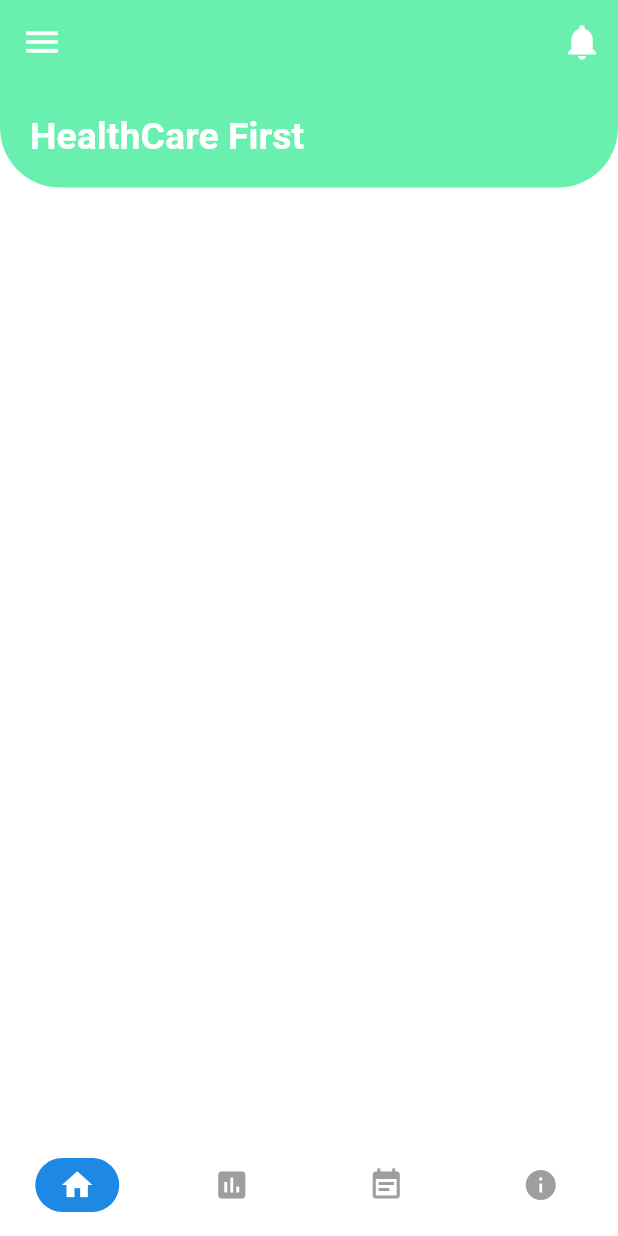
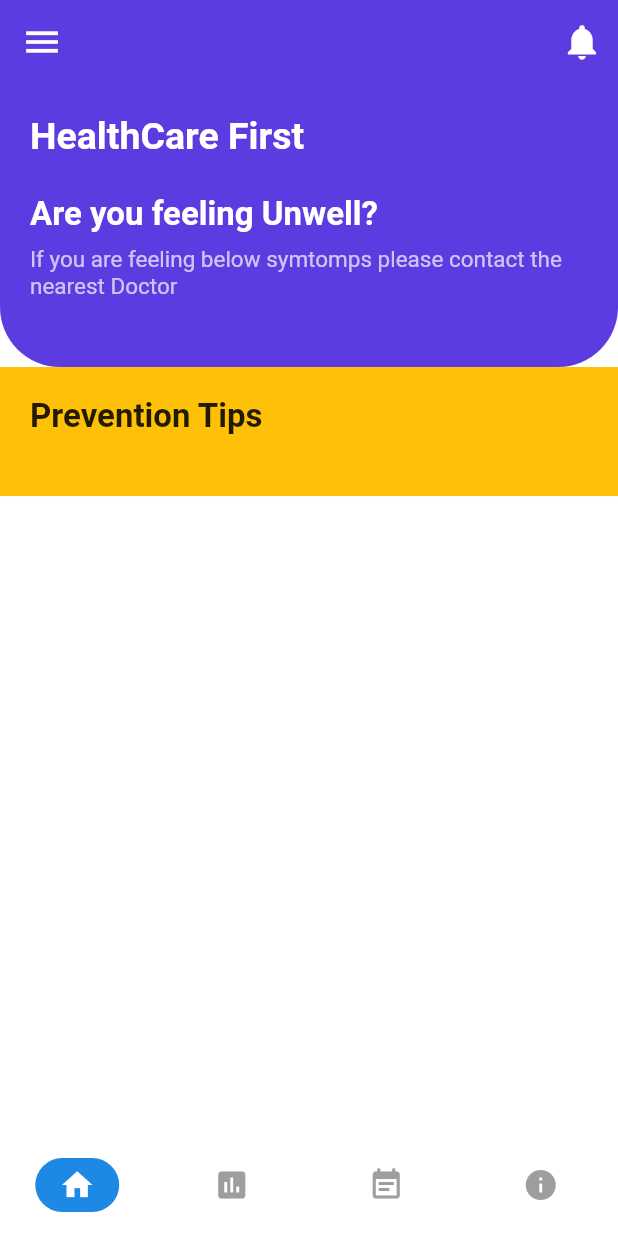
Before and after one commit to sachin96Boy/DailyHealthApp, a Flutter app: the screen it shows after launch, on a phone screen of 412 x 824 dp. Run offline on Flutter 3.47's test engine with Material 2 defaults, Android fonts, the light colour scheme and no system bars.

Commit message:
Add information to home page

```diff
--- a/lib/config/palatte.dart
+++ b/lib/config/palatte.dart
@@ -1,5 +1,5 @@
 import 'package:flutter/material.dart';
 
 class Palette {
-  static const Color primaryColor = Color(0xFF69F0AE);
+  static const Color primaryColor = Color(0xef512EDF);
 }
--- a/lib/screens/home_Screen.dart
+++ b/lib/screens/home_Screen.dart
@@ -16,7 +16,10 @@ class _HomeScreenState extends State<HomeScreen> {
       appBar: CustomAppBar(),
       body: CustomScrollView(
         physics: ClampingScrollPhysics(),
-        slivers: <Widget>[_buildHeader(screenHeight)],
+        slivers: <Widget>[
+          _buildHeader(screenHeight),
+          _buildPreventionTips(screenHeight),
+        ],
       ),
     );
   }
@@ -47,8 +50,61 @@ SliverToBoxAdapter _buildHeader(double screenHeight) {
               )
             ],
           ),
+          SizedBox(
+            height: screenHeight * 0.03,
+          ),
+          Column(
+            crossAxisAlignment: CrossAxisAlignment.start,
+            children: <Widget>[
+              Text(
+                'Are you feeling Unwell?',
+                style: const TextStyle(
+                  color: Colors.white,
+                  fontSize: 22.0,
+                  fontWeight: FontWeight.w600,
+                ),
+              ),
+              SizedBox(
+                height: screenHeight * 0.01,
+              ),
+              Text(
+                'If you are feeling below symtomps please contact the nearest Doctor ',
+                style: const TextStyle(
+                  color: Colors.white70,
+                  fontSize: 15.0,
+                ),
+              ),
+              SizedBox(
+                height: screenHeight * 0.03,
+              ),
+            ],
+          ),
         ],
       ),
     ),
   );
 }
+
+SliverToBoxAdapter _buildPreventionTips(double screenHeight) {
+  return SliverToBoxAdapter(
+    child: Container(
+      padding: const EdgeInsets.all(20.0),
+      color: Colors.amber,
+      child: Column(
+        crossAxisAlignment: CrossAxisAlignment.start,
+        children: <Widget>[
+          Text(
+            'Prevention Tips',
+            style: const TextStyle(
+              fontSize: 22.0,
+              fontWeight: FontWeight.w600,
+            ),
+          ),
+          const SizedBox(
+            height: 20.0,
+          ),
+        ],
+      ),
+    ),
+  );
+}
--- a/lib/widgets/custom_app_bar.dart
+++ b/lib/widgets/custom_app_bar.dart
@@ -23,7 +23,6 @@ class CustomAppBar extends StatelessWidget with PreferredSizeWidget {
   }
 
   @override
-  // TODO: implement preferredSize
   Size get preferredSize => Size.fromHeight(
       kToolbarHeight); //create a custom height for the new appbar
 }
--- a/pubspec.yaml
+++ b/pubspec.yaml
@@ -49,7 +49,10 @@ flutter:
 
   # To add assets to your application, add an assets section, like this:
   assets:
-    - assets/images
+    - assets/images/P1_wearMsk.png
+    - assets/images/P2_wshHnds.png
+    - assets/images/P3_StyHome.png
+    - assets/images/P4_socDist.png
   #   - images/a_dot_ham.jpeg
 
   # An image asset can refer to one or more resolution-specific "variants", see
```
